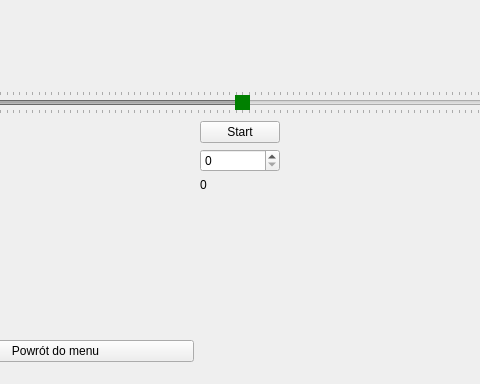
First picture: the form in mainwindow.ui, repository december0123/dzwiekspert, before the edit; both pictures show x 105 to 585 and y 101 to 485 of the 689 by 485 pixel window.
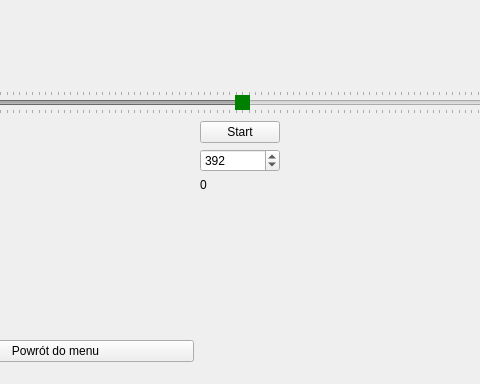
Second picture: the form after the edit.

Commit message: Set 392 as starting freq

```diff
--- a/mainwindow.ui
+++ b/mainwindow.ui
@@ -143,6 +143,9 @@
           <property name="maximum">
            <number>9999</number>
           </property>
+          <property name="value">
+           <number>392</number>
+          </property>
          </widget>
         </item>
         <item row="0" column="0" colspan="3">
```
